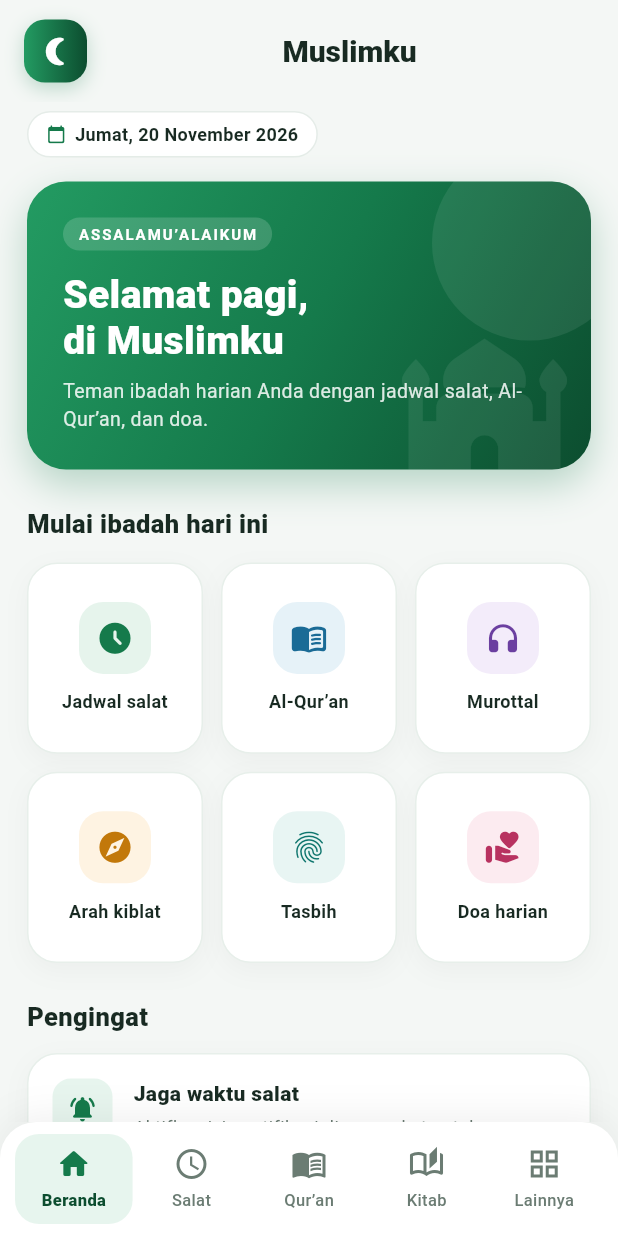
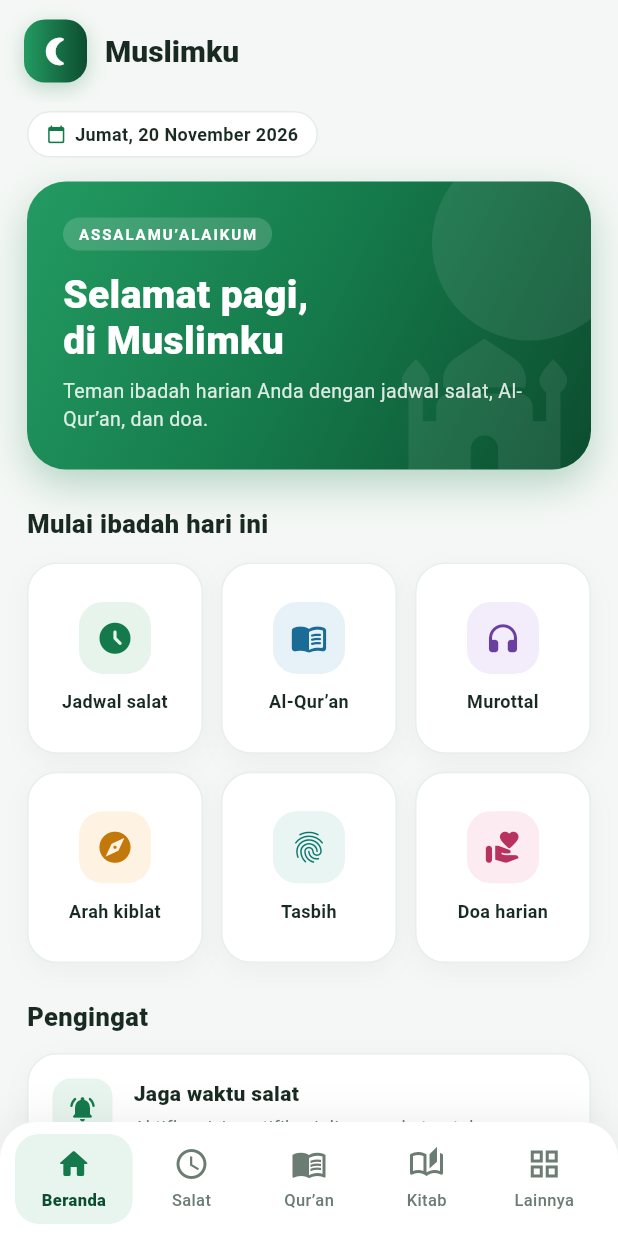
Before and after one commit to harmanibike/Muslimku, a Flutter app: the screen it shows after launch, on a phone screen of 412 x 824 dp. Run offline on Flutter 3.47's test engine with Material 3 defaults, Android fonts, the phone set to English and light mode, and no system bars; our stand-ins replace audioplayers, flutter_compass, geolocator, shared_preferences.

Commit message:
Add files via upload

```diff
--- a/lib/main.dart
+++ b/lib/main.dart
@@ -150,15 +150,17 @@ class _MainShellState extends State<MainShell> {
             ),
             const SizedBox(width: 12),
             Expanded(
+              child: Align(
+                alignment: Alignment.centerLeft,
                 child: AnimatedSwitcher(
                   duration: const Duration(milliseconds: 220),
-                alignment: Alignment.centerLeft,
                   child: Text(
                     currentTitle,
                     key: ValueKey(currentTitle),
                     maxLines: 1,
                     overflow: TextOverflow.ellipsis,
                     style: const TextStyle(fontSize: 20, fontWeight: FontWeight.w800, color: ink),
+                  ),
                 ),
               ),
             ),
```
Lines whose indentation alone changed are shown as unchanged.
